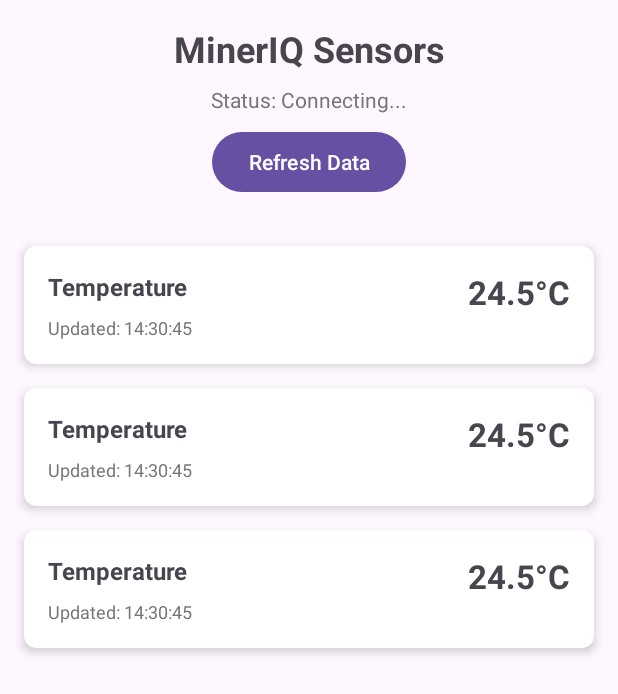
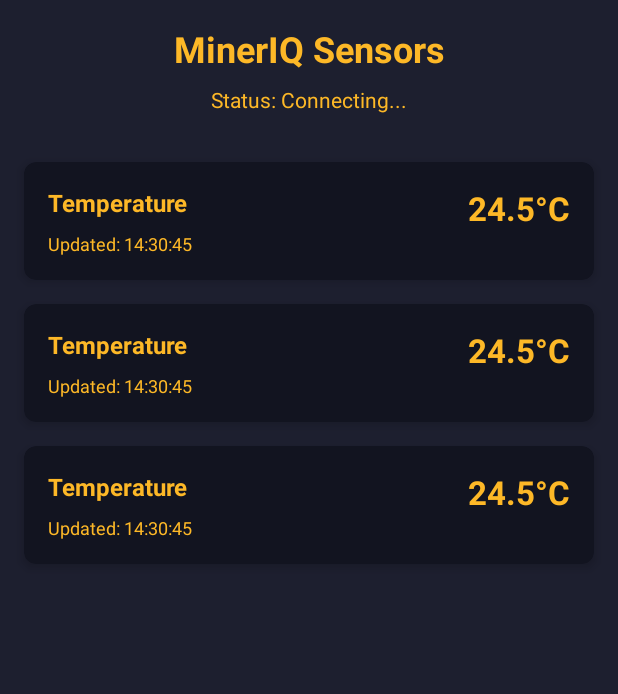
Before and after one commit to trejosau/pathfinder_client, an Android app: the layout activity_sensors.xml on its own in the app's theme, with its tools: preview values and no code run, on a phone screen of 412 x 824 dp. Shown: the top 694 px of the screen. Run offline under Robolectric (Android 15) with nearby library versions, the phone set to English and light mode, and no system bars.

Commit message:
aplicacio funcionando 90%

```diff
--- a/app/src/main/java/com/example/pathfinder_client/data/network/service/RetrofitClient.kt
+++ b/app/src/main/java/com/example/pathfinder_client/data/network/service/RetrofitClient.kt
@@ -8,7 +8,7 @@ import retrofit2.converter.gson.GsonConverterFactory
 
 object RetrofitClient {
 
-    private const val BASE_URL = "http://192.168.137.30:6655/api/v1/"
+    private const val BASE_URL = "http://3.148.112.227:6655/api/v1/"
 
     private val loggingInterceptor = HttpLoggingInterceptor().apply {
         level = HttpLoggingInterceptor.Level.BODY
--- a/app/src/main/java/com/example/pathfinder_client/features/login/view/LoginActivity.kt
+++ b/app/src/main/java/com/example/pathfinder_client/features/login/view/LoginActivity.kt
@@ -33,7 +33,6 @@ class LoginActivity : AppCompatActivity() {
         val emailEditText = findViewById<TextInputEditText>(R.id.emailEditText)
         val passwordEditText = findViewById<TextInputEditText>(R.id.passwordEditText)
         val loginButton = findViewById<MaterialButton>(R.id.loginButton)
-        val sensorsButton = findViewById<MaterialButton>(R.id.sensorsButton)
 
         loginButton.setOnClickListener {
             val email = emailEditText.text.toString()
@@ -44,11 +43,6 @@ class LoginActivity : AppCompatActivity() {
             } else {
                 Toast.makeText(this, "Por favor, complete todos los campos", Toast.LENGTH_SHORT).show()
             }
-        }
-
-        sensorsButton.setOnClickListener {
-            val intent = Intent(this, SensorsActivity::class.java)
-            startActivity(intent)
         }
 
         loginViewModel.loginResult.observe(this, Observer { result ->
--- a/app/src/main/java/com/example/pathfinder_client/features/sensors/adapter/SensorDataAdapter.kt
+++ b/app/src/main/java/com/example/pathfinder_client/features/sensors/adapter/SensorDataAdapter.kt
@@ -8,6 +8,7 @@ import androidx.recyclerview.widget.RecyclerView
 import com.example.pathfinder_client.R
 import com.example.pathfinder_client.data.models.SensorData
 import java.text.SimpleDateFormat
+import org.json.JSONObject
 import java.util.*
 
 class SensorDataAdapter : RecyclerView.Adapter<SensorDataAdapter.SensorViewHolder>() {
@@ -48,7 +49,10 @@ class SensorDataAdapter : RecyclerView.Adapter<SensorDataAdapter.SensorViewHolde
             when (sensor.type) {
                 "temperature" -> sensorValueText.text = String.format("%.1f°C", sensor.value)
                 "humidity" -> sensorValueText.text = String.format("%.1f%%", sensor.value)
-                "gps" -> sensorValueText.text = "Lat/Long" // In a real app, you'd show both values
+                "gps" -> {
+                    // Directly use the toGpsString() method, which now extracts lat/long correctly
+                    sensorValueText.text = sensor.toGpsString()
+                }
                 else -> sensorValueText.text = String.format("%.2f %s", sensor.value, sensor.unit)
             }
 
--- a/app/src/main/res/layout/activity_sensors.xml
+++ b/app/src/main/res/layout/activity_sensors.xml
@@ -4,7 +4,8 @@
     xmlns:tools="http://schemas.android.com/tools"
     android:layout_width="match_parent"
     android:layout_height="match_parent"
-    tools:context=".features.sensors.view.SensorsActivity">
+    tools:context=".features.sensors.view.SensorsActivity"
+    android:background="#1D1F2F">
 
     <TextView
         android:id="@+id/titleTextView"
@@ -14,6 +15,7 @@
         android:text="MinerIQ Sensors"
         android:textSize="24sp"
         android:textStyle="bold"
+        android:textColor="#FDB827"
         app:layout_constraintEnd_toEndOf="parent"
         app:layout_constraintStart_toStartOf="parent"
         app:layout_constraintTop_toTopOf="parent" />
@@ -24,20 +26,12 @@
         android:layout_height="wrap_content"
         android:layout_marginTop="8dp"
         android:text="Status: Connecting..."
-        android:textColor="#757575"
+        android:textColor="#FDB827"
         app:layout_constraintEnd_toEndOf="parent"
         app:layout_constraintStart_toStartOf="parent"
         app:layout_constraintTop_toBottomOf="@id/titleTextView" />
 
-    <Button
-        android:id="@+id/refreshButton"
-        android:layout_width="wrap_content"
-        android:layout_height="wrap_content"
-        android:layout_marginTop="8dp"
-        android:text="Refresh Data"
-        app:layout_constraintEnd_toEndOf="parent"
-        app:layout_constraintStart_toStartOf="parent"
-        app:layout_constraintTop_toBottomOf="@id/connectionStatusText" />
+
 
     <androidx.recyclerview.widget.RecyclerView
         android:id="@+id/sensorRecyclerView"
@@ -49,7 +43,7 @@
         app:layout_constraintBottom_toBottomOf="parent"
         app:layout_constraintEnd_toEndOf="parent"
         app:layout_constraintStart_toStartOf="parent"
-        app:layout_constraintTop_toBottomOf="@id/refreshButton"
+        app:layout_constraintTop_toBottomOf="@id/connectionStatusText"
         tools:listitem="@layout/item_sensor_data" />
 
 </androidx.constraintlayout.widget.ConstraintLayout>
--- a/app/src/main/res/layout/item_sensor_data.xml
+++ b/app/src/main/res/layout/item_sensor_data.xml
@@ -6,7 +6,8 @@
     android:layout_height="wrap_content"
     android:layout_margin="8dp"
     app:cardCornerRadius="8dp"
-    app:cardElevation="4dp">
+    app:cardElevation="4dp"
+    android:backgroundTint="#121420">
 
     <androidx.constraintlayout.widget.ConstraintLayout
         android:layout_width="match_parent"
@@ -19,6 +20,7 @@
             android:layout_height="wrap_content"
             android:textSize="16sp"
             android:textStyle="bold"
+            android:textColor="#FDB827"
         app:layout_constraintStart_toStartOf="parent"
         app:layout_constraintTop_toTopOf="parent"
         tools:text="Temperature" />
@@ -29,6 +31,7 @@
             android:layout_height="wrap_content"
             android:textSize="22sp"
             android:textStyle="bold"
+            android:textColor="#FDB827"
         app:layout_constraintEnd_toEndOf="parent"
         app:layout_constraintTop_toTopOf="parent"
         tools:text="24.5°C" />
@@ -39,7 +42,7 @@
             android:layout_height="wrap_content"
             android:layout_marginTop="8dp"
             android:textSize="12sp"
-            android:textColor="#757575"
+            android:textColor="#FDB827"
         app:layout_constraintStart_toStartOf="parent"
         app:layout_constraintTop_toBottomOf="@id/sensorTypeText"
         tools:text="Updated: 14:30:45" />
--- a/app/src/main/res/values/colors.xml
+++ b/app/src/main/res/values/colors.xml
@@ -3,5 +3,5 @@
     <color name="black">#FF000000</color>
     <color name="white">#FFFFFFFF</color>}
     <color name="teal_700">#004643</color>
-
+    <color name="yellow">#FDB827</color>
 </resources>
--- a/app/src/main/res/xml/network_security_config.xml
+++ b/app/src/main/res/xml/network_security_config.xml
@@ -2,6 +2,6 @@
 <network-security-config>
     <domain-config cleartextTrafficPermitted="true">
         <domain includeSubdomains="true">192.168.4.1</domain>
-        <domain includeSubdomains="true">192.168.137.30</domain>
+        <domain includeSubdomains="true">3.148.112.227</domain>
     </domain-config>
 </network-security-config>
```
Also changed, not shown: app/src/main/java/com/example/pathfinder_client/data/models/SensorData.kt (+29 -26 lines), app/src/main/java/com/example/pathfinder_client/features/sensors/view/SensorsActivity.kt (+20 -9 lines), app/src/main/res/layout/activity_login.xml (+0 -14 lines), app/src/main/res/layout/activity_welcome.xml (+6 -4 lines). Lines whose indentation alone changed are shown as unchanged.
